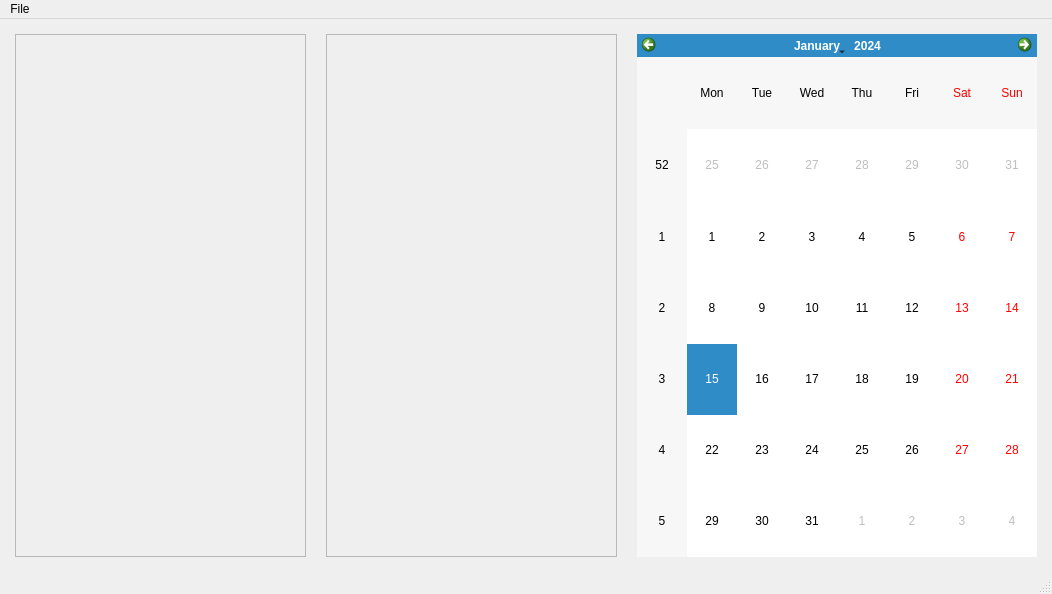
The window that project/CCC_Cute_Cpp_Calendar/gui/mainwindow.ui (GrayNeel/Calendary-and-ToDo-List) describes before a commit, drawn with Qt 5.
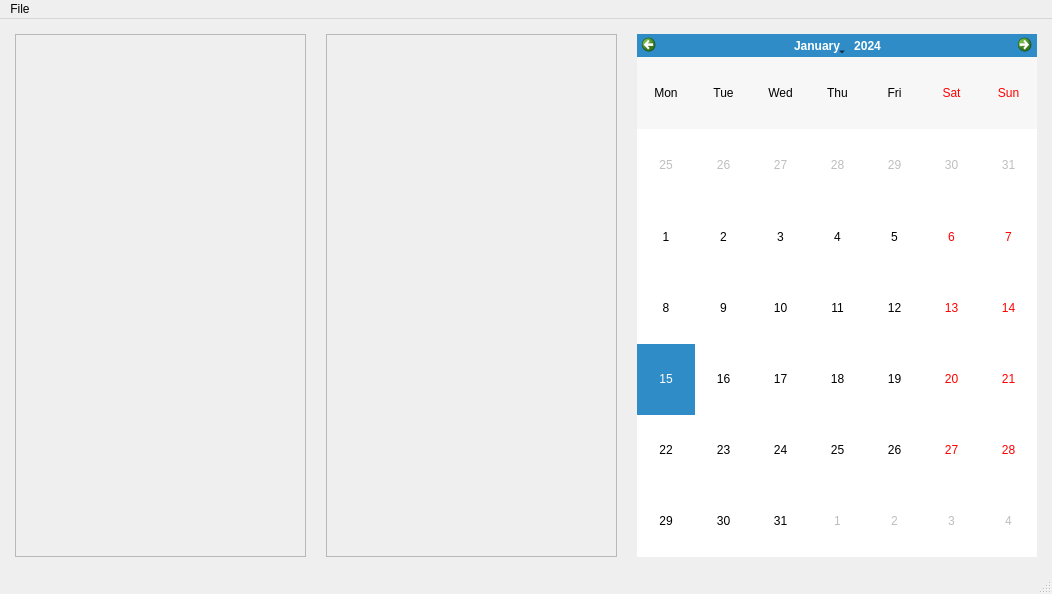
The same window after the commit.

Patch:
```diff
--- a/project/CCC_Cute_Cpp_Calendar/gui/mainwindow.ui
+++ b/project/CCC_Cute_Cpp_Calendar/gui/mainwindow.ui
@@ -114,6 +114,9 @@
     </item>
     <item>
      <widget class="QCalendarWidget" name="calendarWidget">
+      <property name="enabled">
+       <bool>true</bool>
+      </property>
       <property name="sizePolicy">
        <sizepolicy hsizetype="Expanding" vsizetype="Preferred">
         <horstretch>0</horstretch>
@@ -126,6 +129,9 @@
         <height>481</height>
        </size>
       </property>
+      <property name="verticalHeaderFormat">
+       <enum>QCalendarWidget::NoVerticalHeader</enum>
+      </property>
      </widget>
     </item>
    </layout>
```
